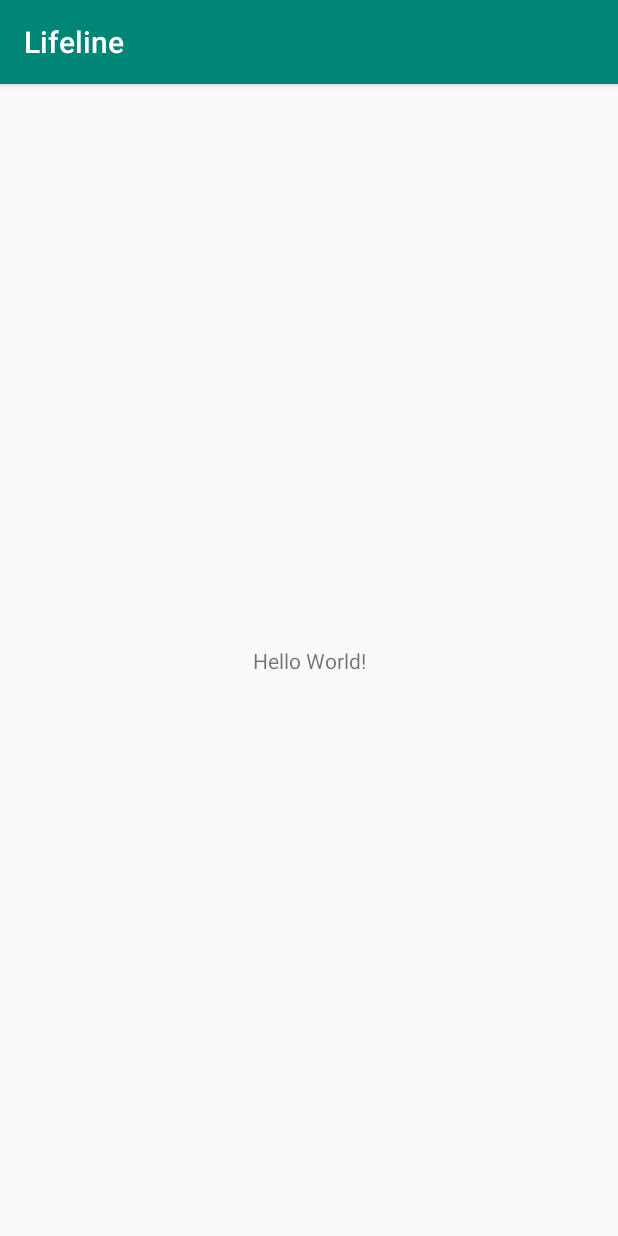
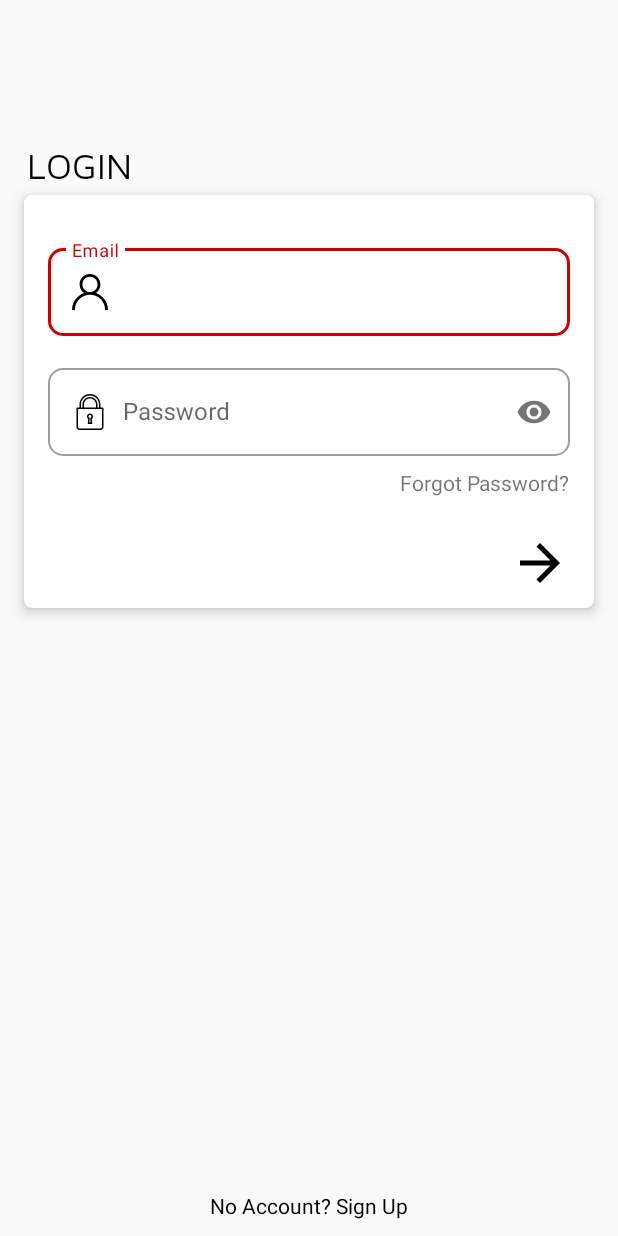
Before and after one commit to Nicholas-Muturi/lifeline-app, an Android app: the screen it shows after launch (MainActivity before the commit, LoginActivity after it), on a phone screen of 412 x 824 dp. Run offline under Robolectric (Android 15) with nearby library versions, the phone set to English and light mode, and no system bars; our stand-ins replace ButterKnife, CircleImageView, Firebase (no records; nobody signed in at launch, a user with empty details on screens opened directly).

Commit message:
[feat] Created login activity and user can sign into their account

```diff
--- /dev/null
+++ b/app/src/main/java/m/nicholas/lifeline/Constants.java
@@ -0,0 +1,4 @@
+package m.nicholas.lifeline;
+
+public class Constants {
+}
--- /dev/null
+++ b/app/src/main/java/m/nicholas/lifeline/LoginActivity.java
@@ -0,0 +1,85 @@
+package m.nicholas.lifeline;
+
+import androidx.appcompat.app.AppCompatActivity;
+
+import android.content.Intent;
+import android.os.Bundle;
+import android.util.Patterns;
+import android.view.View;
+import android.widget.EditText;
+import android.widget.ImageView;
+import android.widget.TextView;
+import android.widget.Toast;
+
+import com.google.firebase.auth.FirebaseAuth;
+
+import java.util.regex.Pattern;
+
+import butterknife.BindView;
+import butterknife.ButterKnife;
+
+public class LoginActivity extends AppCompatActivity implements View.OnClickListener {
+    @BindView(R.id.loginEmail) EditText txtLoginEmail;
+    @BindView(R.id.loginPassword) EditText txtLoginPassword;
+    @BindView(R.id.forgotPasswordLoginView) TextView txtForgotPassword;
+    @BindView(R.id.imageLoginBtn) ImageView btnLogin;
+    @BindView(R.id.signUpLoginView) TextView txtSignUp;
+    private FirebaseAuth.AuthStateListener authListener;
+    private FirebaseAuth firebaseAuth;
+
+    @Override
+    protected void onCreate(Bundle savedInstanceState) {
+        super.onCreate(savedInstanceState);
+        setContentView(R.layout.activity_login);
+        ButterKnife.bind(this);
+        firebaseAuth = FirebaseAuth.getInstance();
+
+        btnLogin.setOnClickListener(this);
+        txtForgotPassword.setOnClickListener(this);
+        txtSignUp.setOnClickListener(this);
+    }
+
+    @Override
+    public void onClick(View view) {
+        if(view == btnLogin){
+            checkCredentials_then_SignIn();
+        }
+        if(view == txtSignUp){
+            Intent signUp = new Intent(this,RegisterActivity.class);
+            signUp.addFlags(Intent.FLAG_ACTIVITY_CLEAR_TOP | Intent.FLAG_ACTIVITY_NEW_TASK);
+            startActivity(signUp);
+            finish();
+        }
+        if(view == txtForgotPassword){
+            Toast.makeText(this,"Feature will be added later",Toast.LENGTH_SHORT).show();
+        }
+    }
+
+    private void checkCredentials_then_SignIn(){
+        String email = txtLoginEmail.getText().toString().trim();
+        String password = txtLoginPassword.getText().toString().trim();
+
+        if(email.isEmpty())
+            txtLoginEmail.setError("Please fill in this field");
+        else if(password.isEmpty())
+            txtLoginPassword.setError("Please fill in this field");
+        else {
+            signInUser(email,password);
+        }
+    }
+
+    private void signInUser(String email,String password){
+        firebaseAuth.signInWithEmailAndPassword(email,password).addOnCompleteListener(this,task->{
+           if(task.isSuccessful()){
+               Intent signUp = new Intent(this,MainActivity.class);
+               signUp.addFlags(Intent.FLAG_ACTIVITY_CLEAR_TOP | Intent.FLAG_ACTIVITY_NEW_TASK);
+               startActivity(signUp);
+               finish();
+            }
+            else {
+               Toast.makeText(this,"Login Failed. Check username or password",Toast.LENGTH_SHORT).show();
+            }
+        });
+    }
+
+}
--- /dev/null
+++ b/app/src/main/res/drawable/ic_arrow_forward_black.xml
@@ -0,0 +1,9 @@
+<vector xmlns:android="http://schemas.android.com/apk/res/android"
+        android:width="24dp"
+        android:height="24dp"
+        android:viewportWidth="24.0"
+        android:viewportHeight="24.0">
+    <path
+        android:fillColor="#FF000000"
+        android:pathData="M12,4l-1.41,1.41L16.17,11H4v2h12.17l-5.58,5.59L12,20l8,-8z"/>
+</vector>
--- /dev/null
+++ b/app/src/main/res/drawable/ic_lock_outline_black.xml
@@ -0,0 +1,5 @@
+<vector android:height="24dp" android:viewportHeight="512"
+    android:viewportWidth="512" android:width="24dp" xmlns:android="http://schemas.android.com/apk/res/android">
+    <path android:fillColor="#FF000000" android:pathData="M230.792,354.313l-6.729,60.51c-0.333,3.01 0.635,6.031 2.656,8.292c2.021,2.26 4.917,3.552 7.948,3.552h42.667c3.031,0 5.927,-1.292 7.948,-3.552c2.021,-2.26 2.99,-5.281 2.656,-8.292l-6.729,-60.51c10.927,-7.948 17.458,-20.521 17.458,-34.313c0,-23.531 -19.135,-42.667 -42.667,-42.667S213.333,296.469 213.333,320C213.333,333.792 219.865,346.365 230.792,354.313zM256,298.667c11.76,0 21.333,9.573 21.333,21.333c0,8.177 -4.646,15.5 -12.125,19.125c-4.073,1.979 -6.458,6.292 -5.958,10.781l6.167,55.427h-18.833l6.167,-55.427c0.5,-4.49 -1.885,-8.802 -5.958,-10.781c-7.479,-3.625 -12.125,-10.948 -12.125,-19.125C234.667,308.24 244.24,298.667 256,298.667z"/>
+    <path android:fillColor="#FF000000" android:pathData="M437.333,192h-32v-42.667C405.333,66.99 338.344,0 256,0S106.667,66.99 106.667,149.333V192h-32C68.771,192 64,196.771 64,202.667v266.667C64,492.865 83.135,512 106.667,512h298.667C428.865,512 448,492.865 448,469.333V202.667C448,196.771 443.229,192 437.333,192zM128,149.333c0,-70.583 57.417,-128 128,-128s128,57.417 128,128V192h-21.333v-42.667c0,-58.813 -47.854,-106.667 -106.667,-106.667S149.333,90.521 149.333,149.333V192H128V149.333zM341.333,149.333V192H170.667v-42.667C170.667,102.281 208.948,64 256,64S341.333,102.281 341.333,149.333zM426.667,469.333c0,11.76 -9.573,21.333 -21.333,21.333H106.667c-11.76,0 -21.333,-9.573 -21.333,-21.333v-256h341.333V469.333z"/>
+</vector>
--- /dev/null
+++ b/app/src/main/res/drawable/ic_person_outline_black.xml
@@ -0,0 +1,9 @@
+<vector xmlns:android="http://schemas.android.com/apk/res/android"
+    android:width="24dp"
+    android:height="24dp"
+    android:viewportWidth="512"
+    android:viewportHeight="512">
+  <path
+      android:fillColor="#FF000000"
+      android:pathData="M437.02,330.98c-27.883,-27.882 -61.071,-48.523 -97.281,-61.018C378.521,243.251 404,198.548 404,148C404,66.393 337.607,0 256,0S108,66.393 108,148c0,50.548 25.479,95.251 64.262,121.962c-36.21,12.495 -69.398,33.136 -97.281,61.018C26.629,379.333 0,443.62 0,512h40c0,-119.103 96.897,-216 216,-216s216,96.897 216,216h40C512,443.62 485.371,379.333 437.02,330.98zM256,256c-59.551,0 -108,-48.448 -108,-108S196.449,40 256,40c59.551,0 108,48.448 108,108S315.551,256 256,256z"/>
+</vector>
--- /dev/null
+++ b/app/src/main/res/layout/activity_login.xml
@@ -0,0 +1,147 @@
+<?xml version="1.0" encoding="utf-8"?>
+<androidx.constraintlayout.widget.ConstraintLayout xmlns:android="http://schemas.android.com/apk/res/android"
+    xmlns:app="http://schemas.android.com/apk/res-auto"
+    xmlns:tools="http://schemas.android.com/tools"
+    android:layout_width="match_parent"
+    android:layout_height="match_parent"
+
+    tools:context=".LoginActivity">
+
+    <TextView
+        android:id="@+id/textView4"
+        android:layout_width="wrap_content"
+        android:layout_height="wrap_content"
+        android:layout_marginBottom="5dp"
+        android:layout_marginStart="2dp"
+        android:fontFamily="@font/maven_pro"
+        android:text="LOGIN"
+        android:textSize="24sp"
+        android:textColor="@android:color/black"
+        app:layout_constraintBottom_toTopOf="@+id/loginCard"
+        app:layout_constraintStart_toStartOf="@+id/loginCard" />
+
+    <com.google.android.material.card.MaterialCardView
+        android:id="@+id/loginCard"
+        style="@style/Widget.MaterialComponents.CardView"
+        android:layout_width="match_parent"
+        android:layout_height="wrap_content"
+        android:layout_marginStart="16dp"
+        android:layout_marginTop="32dp"
+        android:layout_marginEnd="16dp"
+        android:elevation="5dp"
+        app:cardCornerRadius="5dp"
+        app:cardElevation="5dp"
+        app:layout_constraintBottom_toBottomOf="parent"
+        app:layout_constraintEnd_toEndOf="parent"
+        app:layout_constraintHorizontal_bias="0.0"
+        app:layout_constraintStart_toStartOf="parent"
+        app:layout_constraintTop_toTopOf="parent"
+        app:layout_constraintVertical_bias="0.19">
+
+        <RelativeLayout
+            android:layout_width="match_parent"
+            android:layout_height="wrap_content"
+            android:paddingTop="30dp"
+            android:paddingBottom="10dp">
+
+            <com.google.android.material.textfield.TextInputLayout
+                style="@style/Widget.MaterialComponents.TextInputLayout.OutlinedBox"
+                android:id="@+id/emailTextInputLayout"
+                android:layout_width="match_parent"
+                android:layout_height="wrap_content"
+                android:layout_alignParentStart="true"
+                android:layout_alignParentEnd="true"
+                android:layout_centerHorizontal="true"
+                android:layout_marginStart="16dp"
+                android:layout_marginEnd="16dp"
+                app:boxCornerRadiusTopStart="10dp"
+                app:boxCornerRadiusTopEnd="10dp"
+                app:boxCornerRadiusBottomStart="10dp"
+                app:boxCornerRadiusBottomEnd="10dp"
+                android:hint="Email">
+
+                <com.google.android.material.textfield.TextInputEditText
+                    android:id="@+id/loginEmail"
+                    android:layout_width="match_parent"
+                    android:layout_height="wrap_content"
+                    android:drawableStart="@drawable/ic_person_outline_black"
+                    android:drawablePadding="10dp"
+                    android:inputType="textEmailAddress" />
+            </com.google.android.material.textfield.TextInputLayout>
+
+            <com.google.android.material.textfield.TextInputLayout
+                style="@style/Widget.MaterialComponents.TextInputLayout.OutlinedBox"
+                android:id="@+id/passwordTextInputLayout"
+                android:layout_width="match_parent"
+                android:layout_height="wrap_content"
+                android:layout_below="@+id/emailTextInputLayout"
+                android:layout_alignParentStart="true"
+                android:layout_alignParentEnd="true"
+                android:layout_centerHorizontal="true"
+                android:layout_marginStart="16dp"
+                android:layout_marginTop="16dp"
+                android:layout_marginEnd="16dp"
+                app:boxCornerRadiusTopStart="10dp"
+                app:boxCornerRadiusTopEnd="10dp"
+                app:boxCornerRadiusBottomStart="10dp"
+                app:boxCornerRadiusBottomEnd="10dp"
+                android:hint="Password"
+                app:passwordToggleEnabled="true">
+
+                <com.google.android.material.textfield.TextInputEditText
+                    android:id="@+id/loginPassword"
+                    android:layout_width="match_parent"
+                    android:layout_height="wrap_content"
+                    android:drawableStart="@drawable/ic_lock_outline_black"
+                    android:drawablePadding="10dp"
+                    android:inputType="textPassword" />
+            </com.google.android.material.textfield.TextInputLayout>
+
+            <TextView
+                android:id="@+id/forgotPasswordLoginView"
+                android:layout_width="wrap_content"
+                android:layout_height="wrap_content"
+                android:layout_alignParentEnd="true"
+                android:layout_below="@+id/passwordTextInputLayout"
+                android:background="?android:attr/selectableItemBackground"
+                android:clickable="true"
+                android:focusable="true"
+                android:layout_marginTop="8dp"
+                android:layout_marginEnd="16dp"
+                android:text="Forgot Password?" />
+
+            <de.hdodenhof.circleimageview.CircleImageView
+                android:id="@+id/imageLoginBtn"
+                android:layout_width="40dp"
+                android:layout_height="40dp"
+                android:layout_below="@id/forgotPasswordLoginView"
+                android:layout_alignParentEnd="true"
+                android:layout_marginTop="24dp"
+                android:layout_marginEnd="16dp"
+                android:background="?android:attr/selectableItemBackground"
+                android:clickable="true"
+                android:focusable="true"
+                android:src="@drawable/ic_arrow_forward_black" />
+
+        </RelativeLayout>
+    </com.google.android.material.card.MaterialCardView>
+
+    <TextView
+        android:id="@+id/signUpLoginView"
+        android:layout_width="match_parent"
+        android:layout_height="40dp"
+        android:layout_marginBottom="0dp"
+        android:layout_alignParentBottom="true"
+        android:layout_centerHorizontal="true"
+        android:text="No Account? Sign Up"
+        android:textColor="@android:color/black"
+        android:textAlignment="center"
+        android:gravity="center_vertical"
+        android:clickable="true"
+        android:focusable="true"
+        android:background="?android:attr/selectableItemBackground"
+        app:layout_constraintBottom_toBottomOf="parent"
+        app:layout_constraintEnd_toEndOf="parent"
+        app:layout_constraintStart_toStartOf="parent" />
+
+</androidx.constraintlayout.widget.ConstraintLayout>
--- a/app/src/main/res/values/colors.xml
+++ b/app/src/main/res/values/colors.xml
@@ -1,6 +1,13 @@
 <?xml version="1.0" encoding="utf-8"?>
 <resources>
-    <color name="colorPrimary">#008577</color>
-    <color name="colorPrimaryDark">#00574B</color>
-    <color name="colorAccent">#D81B60</color>
+    <color name="colorPrimary">#ce0000</color>
+    <color name="colorPrimaryDark">#950000</color>
+    <color name="colorPrimaryLight">#ff4f30</color>
+
+    <color name="colorAccent">#7edeea</color>
+    <color name="colorSecondaryDark">#48acb8</color>
+    <color name="colorSecondaryLight">#b2ffff</color>
+
+    <!-- USEFUL -->
+    <color name="semi_black">#202020</color>
 </resources>
--- a/app/src/main/res/values/styles.xml
+++ b/app/src/main/res/values/styles.xml
@@ -8,4 +8,17 @@
         <item name="colorAccent">@color/colorAccent</item>
     </style>
 
+    <style name="NoActionBar" parent="Theme.AppCompat.Light.NoActionBar">
+        <item name="colorPrimary">@color/colorPrimary</item>
+        <item name="colorPrimaryDark">@color/colorPrimaryDark</item>
+        <item name="colorAccent">@color/colorAccent</item>
+    </style>
+
+    <!-- LOGIN & REGISTRATION STYLE-->
+    <style name="Login_Register" parent="Theme.AppCompat.Light.NoActionBar">
+        <item name="colorPrimary">@color/colorPrimary</item>
+        <item name="colorPrimaryDark">@color/colorPrimaryDark</item>
+        <item name="colorAccent">@color/semi_black</item>
+    </style>
+
 </resources>
--- a/build.gradle
+++ b/build.gradle
@@ -8,7 +8,7 @@ buildscript {
     }
     dependencies {
         classpath 'com.android.tools.build:gradle:3.5.2'
-
+        classpath 'com.google.gms:google-services:4.3.3'
         // NOTE: Do not place your application dependencies here; they belong
         // in the individual module build.gradle files
     }
```
Also changed, not shown: app/build.gradle (+46 -1 lines), app/src/main/AndroidManifest.xml (+8 -2 lines), app/src/main/java/m/nicholas/lifeline/RegisterActivity.java (added, +14 -0 lines), app/src/main/res/layout/activity_register.xml (added, +9 -0 lines), app/src/main/res/values/strings.xml (+7 -0 lines), app/src/main/res/font/maven_pro.ttf (added), 1 other file.
